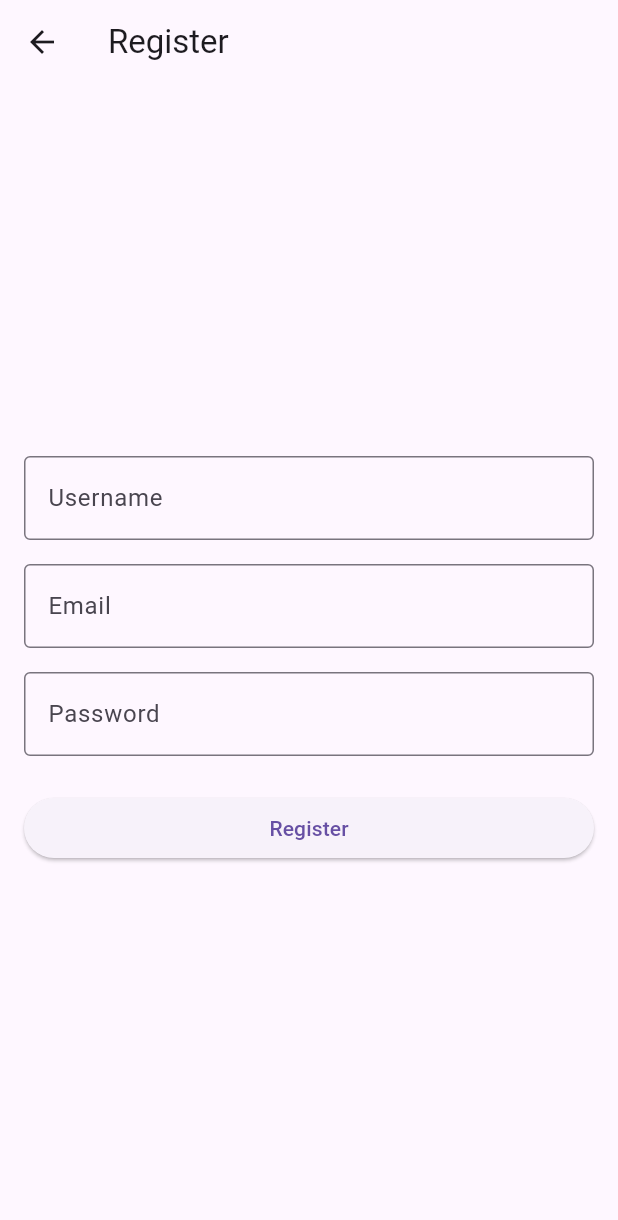
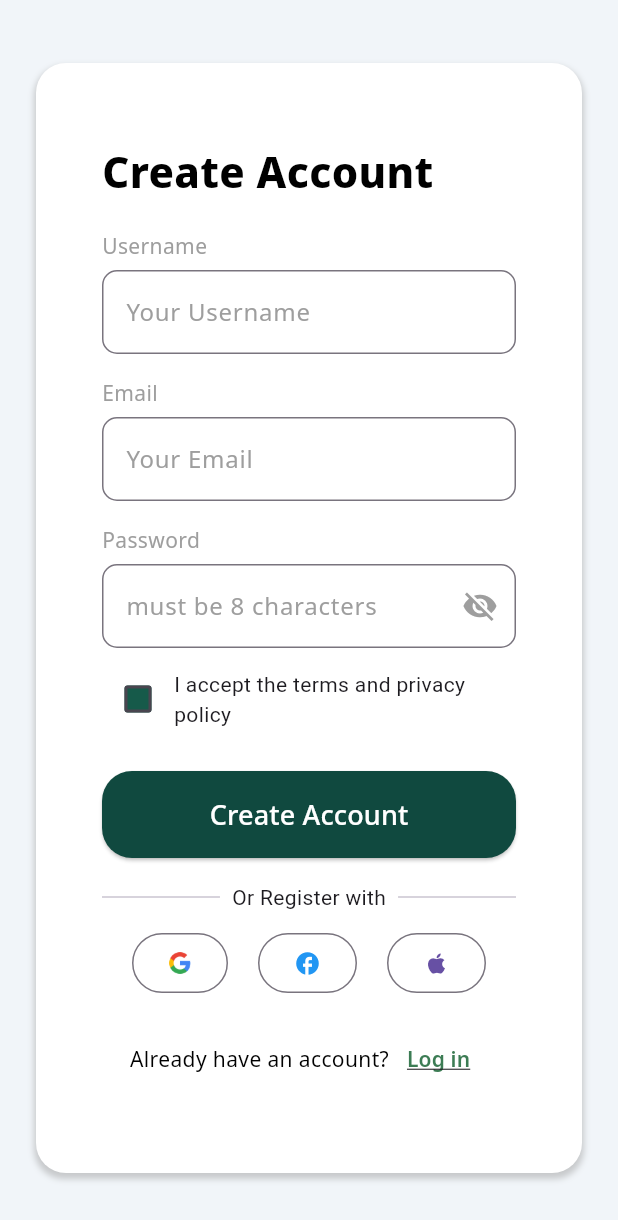
Before and after one commit to kensunjaya/ReBio, a Flutter app: the RegisterPage screen opened by its route, on a phone screen of 412 x 824 dp. Shown: the top 1220 px of the screen. Run offline on Flutter 3.47's test engine with Material 3 defaults, Android fonts, the light colour scheme and no system bars; our stand-ins replace cloud_firestore, firebase_auth, firebase_core, flutter_svg, google_fonts, image_picker; accounts and stored records are empty.

Commit message:
Create Register Page & Updating Password Toggle

```diff
--- a/lib/components/CustomTextField.dart
+++ b/lib/components/CustomTextField.dart
@@ -10,6 +10,9 @@ class CustomTextInput extends StatelessWidget {
   final bool isPassword;
   final int maxLines;
 
+  final bool obscureText;
+  final VoidCallback? onToggleVisibility;
+
   const CustomTextInput({
     super.key,
     required this.label,
@@ -18,6 +21,8 @@ class CustomTextInput extends StatelessWidget {
     this.isPassword = false,
     this.maxLines = 1,
     this.enabled = true,
+    this.obscureText = false,
+    this.onToggleVisibility,
   });
 
   @override
@@ -38,7 +43,7 @@ class CustomTextInput extends StatelessWidget {
           maxLines: maxLines,
           controller: controller,
           enabled: enabled,
-          obscureText: isPassword,
+          obscureText: isPassword ? obscureText : false,
           decoration: InputDecoration(
             hintText: hintText,
             hintStyle: GoogleFonts.notoSans(fontSize: 16, color: Colors.grey),
@@ -54,6 +59,15 @@ class CustomTextInput extends StatelessWidget {
               borderRadius: BorderRadius.circular(10),
               borderSide: BorderSide(color: Colors.grey.withValues(alpha: 1)),
             ),
+            suffixIcon: isPassword
+              ? IconButton(
+                icon: Icon(
+                  obscureText ? Icons.visibility_off : Icons.visibility,
+                  color: Colors.grey,
+                ),
+                onPressed: onToggleVisibility,
+              )
+            : null,
           ),
         ),
       ],
--- a/lib/pages/login.dart
+++ b/lib/pages/login.dart
@@ -7,11 +7,18 @@ import 'package:rebio/components/CustomTextField.dart';
 import 'package:rebio/theme/constants.dart';
 import 'register.dart';
 
-class LoginPage extends StatelessWidget {
-  LoginPage({super.key});
+class LoginPage extends StatefulWidget{
+  const LoginPage({super.key});
+
+  @override
+  State<LoginPage> createState() => _LoginPageState();
+}
+
+class _LoginPageState extends State<LoginPage> {
 
   final emailController = TextEditingController();
   final passwordController = TextEditingController();
+  bool _obscurePassword = true;
 
   Future<void> login(BuildContext context) async {
     if (emailController.text.isEmpty || passwordController.text.isEmpty) {
@@ -87,7 +94,13 @@ class LoginPage extends StatelessWidget {
 
                   //Password Box
                   const SizedBox(height: 16),
-                  CustomTextInput(label: "Password", hintText: "must be 8 characters", controller: passwordController, isPassword: true),
+                  CustomTextInput(label: "Password", hintText: "must be 8 characters", controller: passwordController, isPassword: true, obscureText: _obscurePassword,
+                  onToggleVisibility: (){
+                    setState((){
+                      _obscurePassword = !_obscurePassword;
+                    });
+                  },
+                  ),
                   // Forgot Password
                   const SizedBox(height: 8),
                   Align(
@@ -128,7 +141,7 @@ class LoginPage extends StatelessWidget {
                         onPressed: () {},
                         child: Image.asset(
                           'assets/images/google_logo.png',
-                          height: 24,
+                          height: 16,
                         ),
                       ),
                       OutlinedButton(
--- a/lib/pages/register.dart
+++ b/lib/pages/register.dart
@@ -1,6 +1,11 @@
 import 'package:firebase_auth/firebase_auth.dart';
 import 'package:flutter/material.dart';
 import 'package:cloud_firestore/cloud_firestore.dart';
+import 'package:google_fonts/google_fonts.dart';
+import 'package:rebio/components/CustomButton.dart';
+import 'package:rebio/components/CustomTextField.dart';
+import 'package:rebio/theme/constants.dart';
+import 'login.dart';
 
 class RegisterPage extends StatefulWidget {
   const RegisterPage({super.key});
@@ -13,6 +18,8 @@ class _RegisterPageState extends State<RegisterPage> {
   final emailController = TextEditingController();
   final passwordController = TextEditingController();
   final usernameController = TextEditingController();
+  bool _acceptTerms = false;
+  bool _obscurePassword = true;
 
   final FirebaseAuth _auth = FirebaseAuth.instance;
   final FirebaseFirestore _firestore = FirebaseFirestore.instance;
@@ -58,45 +65,145 @@ class _RegisterPageState extends State<RegisterPage> {
   @override
   Widget build(BuildContext context) {
     return Scaffold(
-      appBar: AppBar(title: const Text('Register')),
-      body: Padding(
-        padding: const EdgeInsets.all(16.0),
-        child: Column(
-          mainAxisAlignment: MainAxisAlignment.center,
-          children: [
-            TextField(
-              controller: usernameController,
-              decoration: const InputDecoration(
-                labelText: 'Username',
-                border: OutlineInputBorder(),
+      // appBar: AppBar(title: const Text('Register')),
+      backgroundColor: Color(0xFFF1F5F9),
+      body: Center(
+        child:SingleChildScrollView(
+          padding: const EdgeInsets.all(24.0),
+          child: Container(
+            padding: const EdgeInsets.all(20),
+            decoration: BoxDecoration(
+              color: Colors.white,
+              borderRadius: BorderRadius.circular(20),
+              boxShadow: [
+                BoxShadow(
+                  color: Colors.grey.withValues(alpha: 0.5),
+                  spreadRadius: 1,
+                  blurRadius: 3,
+                  offset: Offset(0, 3),
+                )
+              ]
+            ),
+            child: Padding(
+              padding: const EdgeInsets.only(left: 24, right: 24, top: 32, bottom: 32),
+              child: Column(
+                crossAxisAlignment: CrossAxisAlignment.stretch,
+                children: [
+                  // Register Tittle
+                  Text(
+                    "Create Account",
+                    style: GoogleFonts.notoSans(color: Colors.black, fontSize: 28, fontWeight: FontWeight.w800),
+                  ),
+                  // Username Box
+                  const SizedBox(height: 20),
+                  CustomTextInput(
+                    controller: usernameController,
+                    label: 'Username',
+                    hintText: 'Your Username',
+                  ),
+                  // Email Box
+                  const SizedBox(height: 16),
+                  CustomTextInput(
+                    controller: emailController,
+                    label: 'Email',
+                    hintText: 'Your Email',
+                  ),
+                   // Password Box
+                  const SizedBox(height: 16),
+                  CustomTextInput(
+                    controller: passwordController,
+                    isPassword: true,
+                    label: 'Password',
+                    hintText: 'must be 8 characters',
+                    obscureText: _obscurePassword,
+                    onToggleVisibility: (){
+                      setState((){
+                      _obscurePassword = !_obscurePassword;
+                      });
+                    },
+                  ),
+                  // Accept terms box
+                  const SizedBox(height: 10),
+                  Row(
+                    children: [
+                      Checkbox(
+                        value: _acceptTerms,
+                        onChanged: (value){
+                          setState(() {
+                            _acceptTerms = value ?? false;
+                          });
+                        },
+                        fillColor: WidgetStateProperty.all(Color(0xFF165A4A)),
+                        checkColor: Colors.white,
+                      ),
+                      const Expanded(
+                        child: Text("I accept the terms and privacy policy"),
+                        ),
+                    ],
+                  ),
+                  // Register Button
+                  const SizedBox(height: 24),
+                  CustomButton(
+                    text: "Create Account",
+                    onPressed: () => registerUser(context),
+                    verticalPadding: 16,
+                    backgroundColor: secondary,
+                  ),
+                  const SizedBox(height: 16),
+                  Row(
+                    children: [
+                      Expanded(child: Divider()),
+                      Padding(
+                        padding: const EdgeInsets.symmetric(horizontal: 8),
+                        child: Text('Or Register with'),
+                      ),
+                      Expanded(child: Divider()),
+                    ],
+                  ),
+                  const SizedBox(height: 10),
+                  Row(
+                    mainAxisAlignment: MainAxisAlignment.spaceEvenly,
+                    children: [
+                      OutlinedButton(
+                        onPressed: () {},
+                        child: Image.asset(
+                          'assets/images/google_logo.png',
+                          height: 16,
+                        ),
+                      ),
+                      OutlinedButton(
+                        onPressed: () {},
+                        child: Icon(Icons.facebook, color: Colors.blue),
+                      ),
+                      OutlinedButton(
+                        onPressed: () {},
+                        child: Icon(Icons.apple),
+                      ),
+                    ],
+                  ),
+                  const SizedBox(height: 16),
+                  Row(
+                    mainAxisAlignment: MainAxisAlignment.center,
+                    children: [
+                      Text("Already have an account?", style: GoogleFonts.notoSans(color: Colors.black, fontSize: 14)),
+                      TextButton(
+                        onPressed: () {
+                          Navigator.push(
+                            context,
+                            MaterialPageRoute(builder: (context) => LoginPage()),
+                          );
+                        },
+                        child: Text(
+                          "Log in",
+                          style: GoogleFonts.notoSans(color: primary, fontSize: 14, fontWeight: FontWeight.w600, decoration: TextDecoration.underline)
+                        ),
+                      ),
+                    ],
+                  )
+                ],
               ),
             ),
-            const SizedBox(height: 16),
-            TextField(
-              controller: emailController,
-              decoration: const InputDecoration(
-                labelText: 'Email',
-                border: OutlineInputBorder(),
-              ),
-            ),
-            const SizedBox(height: 16),
-            TextField(
-              controller: passwordController,
-              obscureText: true,
-              decoration: const InputDecoration(
-                labelText: 'Password',
-                border: OutlineInputBorder(),
-              ),
-            ),
-            const SizedBox(height: 24),
-            SizedBox(
-              width: double.infinity,
-              child: ElevatedButton(
-                onPressed: () => registerUser(context),
-                child: const Text('Register'),
-              ),
-            ),
-          ],
+          ),
         ),
       ),
     );
```
Also changed, not shown: 1 other file.
